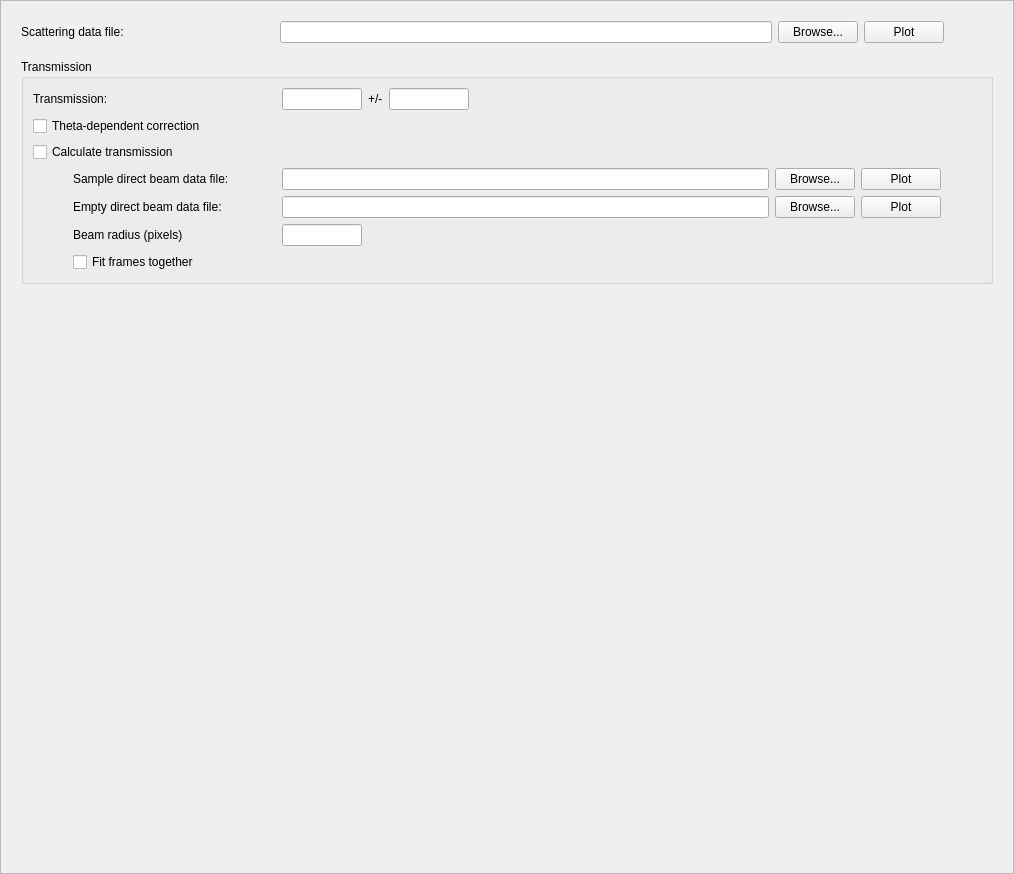
Qt form Code/Mantid/scripts/Interface/ui/sans/eqsans_sample_data.ui (mantidproject/mantid) before a commit.
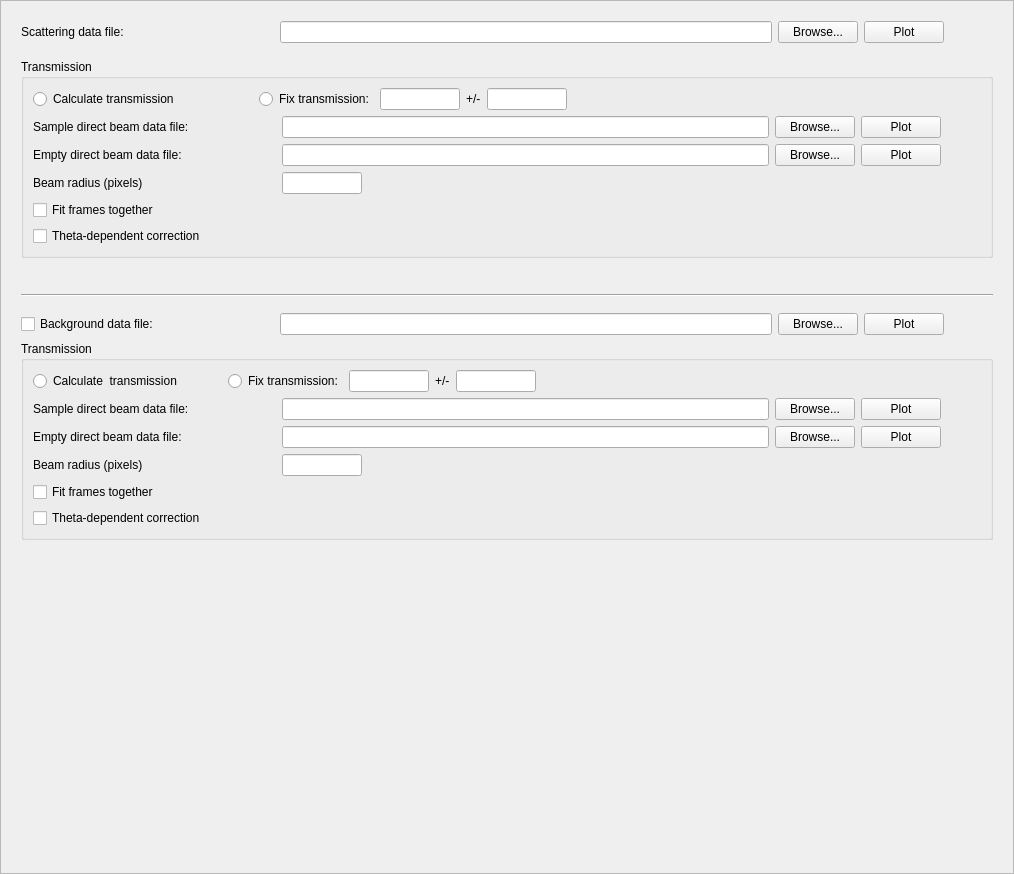
The same form after that commit.

The edit to the form file:
```diff
--- a/Code/Mantid/scripts/Interface/ui/sans/eqsans_sample_data.ui
+++ b/Code/Mantid/scripts/Interface/ui/sans/eqsans_sample_data.ui
@@ -201,174 +201,13 @@
          <layout class="QVBoxLayout" name="verticalLayout_3">
           <item>
            <layout class="QGridLayout" name="gridLayout">
-            <item row="3" column="0">
-             <widget class="QCheckBox" name="theta_dep_chk">
-              <property name="toolTip">
-               <string>Select to apply a theta-dependent transmission correction.</string>
-              </property>
-              <property name="text">
-               <string>Theta-dependent correction</string>
-              </property>
-             </widget>
-            </item>
-            <item row="4" column="0">
-             <widget class="QCheckBox" name="calculate_chk">
-              <property name="toolTip">
-               <string>Select to let the reduction software calculate the transmission.</string>
-              </property>
-              <property name="text">
-               <string>Calculate transmission</string>
-              </property>
-             </widget>
-            </item>
-            <item row="2" column="0">
-             <layout class="QHBoxLayout" name="horizontalLayout_3">
-              <item>
-               <layout class="QHBoxLayout" name="horizontalLayout">
-                <item>
-                 <widget class="QLabel" name="label">
-                  <property name="sizePolicy">
-                   <sizepolicy hsizetype="Fixed" vsizetype="Preferred">
-                    <horstretch>0</horstretch>
-                    <verstretch>0</verstretch>
-                   </sizepolicy>
-                  </property>
-                  <property name="minimumSize">
-                   <size>
-                    <width>180</width>
-                    <height>0</height>
-                   </size>
-                  </property>
-                  <property name="maximumSize">
-                   <size>
-                    <width>180</width>
-                    <height>16777215</height>
-                   </size>
-                  </property>
-                  <property name="text">
-                   <string>Transmission:</string>
-                  </property>
-                 </widget>
-                </item>
-                <item>
-                 <spacer name="horizontalSpacer_3">
-                  <property name="orientation">
-                   <enum>Qt::Horizontal</enum>
-                  </property>
-                  <property name="sizeType">
-                   <enum>QSizePolicy::Fixed</enum>
-                  </property>
-                  <property name="sizeHint" stdset="0">
-                   <size>
-                    <width>63</width>
-                    <height>20</height>
-                   </size>
-                  </property>
-                 </spacer>
-                </item>
-                <item>
-                 <widget class="QLineEdit" name="transmission_edit">
-                  <property name="sizePolicy">
-                   <sizepolicy hsizetype="Fixed" vsizetype="Fixed">
-                    <horstretch>0</horstretch>
-                    <verstretch>0</verstretch>
-                   </sizepolicy>
-                  </property>
-                  <property name="minimumSize">
-                   <size>
-                    <width>80</width>
-                    <height>0</height>
-                   </size>
-                  </property>
-                  <property name="maximumSize">
-                   <size>
-                    <width>80</width>
-                    <height>16777215</height>
-                   </size>
-                  </property>
-                  <property name="toolTip">
-                   <string>Sample transmission in %.</string>
-                  </property>
-                 </widget>
-                </item>
-                <item>
-                 <widget class="QLabel" name="label_2">
-                  <property name="sizePolicy">
-                   <sizepolicy hsizetype="Fixed" vsizetype="Fixed">
-                    <horstretch>0</horstretch>
-                    <verstretch>0</verstretch>
-                   </sizepolicy>
-                  </property>
-                  <property name="text">
-                   <string>+/-</string>
-                  </property>
-                 </widget>
-                </item>
-                <item>
-                 <widget class="QLineEdit" name="dtransmission_edit">
-                  <property name="sizePolicy">
-                   <sizepolicy hsizetype="Fixed" vsizetype="Fixed">
-                    <horstretch>0</horstretch>
-                    <verstretch>0</verstretch>
-                   </sizepolicy>
-                  </property>
-                  <property name="minimumSize">
-                   <size>
-                    <width>80</width>
-                    <height>0</height>
-                   </size>
-                  </property>
-                  <property name="maximumSize">
-                   <size>
-                    <width>80</width>
-                    <height>16777215</height>
-                   </size>
-                  </property>
-                  <property name="toolTip">
-                   <string>Uncertainty on the sample transmission.</string>
-                  </property>
-                 </widget>
-                </item>
-                <item>
-                 <spacer name="horizontalSpacer_2">
-                  <property name="orientation">
-                   <enum>Qt::Horizontal</enum>
-                  </property>
-                  <property name="sizeHint" stdset="0">
-                   <size>
-                    <width>40</width>
-                    <height>20</height>
-                   </size>
-                  </property>
-                 </spacer>
-                </item>
-               </layout>
-              </item>
-             </layout>
-            </item>
             <item row="5" column="0">
              <layout class="QHBoxLayout" name="horizontalLayout_2">
-              <item>
-               <spacer name="horizontalSpacer">
-                <property name="orientation">
-                 <enum>Qt::Horizontal</enum>
-                </property>
-                <property name="sizeType">
-                 <enum>QSizePolicy::Fixed</enum>
-                </property>
-                <property name="sizeHint" stdset="0">
-                 <size>
-                  <width>40</width>
-                  <height>20</height>
-                 </size>
-                </property>
-               </spacer>
-              </item>
               <item>
                <widget class="QLabel" name="sample_label">
                 <property name="minimumSize">
                  <size>
-                  <width>203</width>
+                  <width>243</width>
                   <height>0</height>
                  </size>
                 </property>
@@ -439,27 +278,11 @@
             </item>
             <item row="6" column="0">
              <layout class="QHBoxLayout" name="horizontalLayout_5">
-              <item>
-               <spacer name="horizontalSpacer_10">
-                <property name="orientation">
-                 <enum>Qt::Horizontal</enum>
-                </property>
-                <property name="sizeType">
-                 <enum>QSizePolicy::Fixed</enum>
-                </property>
-                <property name="sizeHint" stdset="0">
-                 <size>
-                  <width>40</width>
-                  <height>20</height>
-                 </size>
-                </property>
-               </spacer>
-              </item>
               <item>
                <widget class="QLabel" name="empty_label">
                 <property name="minimumSize">
                  <size>
-                  <width>203</width>
+                  <width>243</width>
                   <height>0</height>
                  </size>
                 </property>
@@ -530,27 +353,11 @@
             </item>
             <item row="8" column="0">
              <layout class="QHBoxLayout" name="horizontalLayout_6">
-              <item>
-               <spacer name="horizontalSpacer_11">
-                <property name="orientation">
-                 <enum>Qt::Horizontal</enum>
-                </property>
-                <property name="sizeType">
-                 <enum>QSizePolicy::Fixed</enum>
-                </property>
-                <property name="sizeHint" stdset="0">
-                 <size>
-                  <width>40</width>
-                  <height>20</height>
-                 </size>
-                </property>
-               </spacer>
-              </item>
               <item>
                <widget class="QLabel" name="beam_radius_label">
                 <property name="minimumSize">
                  <size>
-                  <width>203</width>
+                  <width>243</width>
                   <height>0</height>
                  </size>
                 </property>
@@ -596,24 +403,8 @@
               </item>
              </layout>
             </item>
-            <item row="9" column="0">
+            <item row="10" column="0">
              <layout class="QHBoxLayout" name="horizontalLayout_8">
-              <item>
-               <spacer name="horizontalSpacer_13">
-                <property name="orientation">
-                 <enum>Qt::Horizontal</enum>
-                </property>
-                <property name="sizeType">
-                 <enum>QSizePolicy::Fixed</enum>
-                </property>
-                <property name="sizeHint" stdset="0">
-                 <size>
-                  <width>40</width>
-                  <height>20</height>
-                 </size>
-                </property>
-               </spacer>
-              </item>
               <item>
                <widget class="QCheckBox" name="fit_together_check">
                 <property name="toolTip">
@@ -626,11 +417,676 @@
               </item>
              </layout>
             </item>
+            <item row="2" column="0">
+             <layout class="QHBoxLayout" name="horizontalLayout_3">
+              <item>
+               <layout class="QHBoxLayout" name="fix_transmission_layout">
+                <item>
+                 <widget class="QRadioButton" name="calculate_radio">
+                  <property name="minimumSize">
+                   <size>
+                    <width>180</width>
+                    <height>0</height>
+                   </size>
+                  </property>
+                  <property name="toolTip">
+                   <string>Select to let the reduction software calculate the transmission.</string>
+                  </property>
+                  <property name="text">
+                   <string>Calculate transmission</string>
+                  </property>
+                 </widget>
+                </item>
+                <item>
+                 <spacer name="horizontalSpacer_3">
+                  <property name="orientation">
+                   <enum>Qt::Horizontal</enum>
+                  </property>
+                  <property name="sizeType">
+                   <enum>QSizePolicy::Fixed</enum>
+                  </property>
+                  <property name="sizeHint" stdset="0">
+                   <size>
+                    <width>40</width>
+                    <height>20</height>
+                   </size>
+                  </property>
+                 </spacer>
+                </item>
+                <item>
+                 <widget class="QRadioButton" name="fix_trans_radio">
+                  <property name="text">
+                   <string>Fix transmission:</string>
+                  </property>
+                 </widget>
+                </item>
+                <item>
+                 <widget class="QLineEdit" name="transmission_edit">
+                  <property name="sizePolicy">
+                   <sizepolicy hsizetype="Fixed" vsizetype="Fixed">
+                    <horstretch>0</horstretch>
+                    <verstretch>0</verstretch>
+                   </sizepolicy>
+                  </property>
+                  <property name="minimumSize">
+                   <size>
+                    <width>80</width>
+                    <height>0</height>
+                   </size>
+                  </property>
+                  <property name="maximumSize">
+                   <size>
+                    <width>80</width>
+                    <height>16777215</height>
+                   </size>
+                  </property>
+                  <property name="toolTip">
+                   <string>Sample transmission in %.</string>
+                  </property>
+                 </widget>
+                </item>
+                <item>
+                 <widget class="QLabel" name="plus_minus_label">
+                  <property name="sizePolicy">
+                   <sizepolicy hsizetype="Fixed" vsizetype="Fixed">
+                    <horstretch>0</horstretch>
+                    <verstretch>0</verstretch>
+                   </sizepolicy>
+                  </property>
+                  <property name="text">
+                   <string>+/-</string>
+                  </property>
+                 </widget>
+                </item>
+                <item>
+                 <widget class="QLineEdit" name="dtransmission_edit">
+                  <property name="sizePolicy">
+                   <sizepolicy hsizetype="Fixed" vsizetype="Fixed">
+                    <horstretch>0</horstretch>
+                    <verstretch>0</verstretch>
+                   </sizepolicy>
+                  </property>
+                  <property name="minimumSize">
+                   <size>
+                    <width>80</width>
+                    <height>0</height>
+                   </size>
+                  </property>
+                  <property name="maximumSize">
+                   <size>
+                    <width>80</width>
+                    <height>16777215</height>
+                   </size>
+                  </property>
+                  <property name="toolTip">
+                   <string>Uncertainty on the sample transmission.</string>
+                  </property>
+                 </widget>
+                </item>
+                <item>
+                 <spacer name="horizontalSpacer_2">
+                  <property name="orientation">
+                   <enum>Qt::Horizontal</enum>
+                  </property>
+                  <property name="sizeHint" stdset="0">
+                   <size>
+                    <width>40</width>
+                    <height>20</height>
+                   </size>
+                  </property>
+                 </spacer>
+                </item>
+               </layout>
+              </item>
+             </layout>
+            </item>
+            <item row="11" column="0">
+             <widget class="QCheckBox" name="theta_dep_chk">
+              <property name="toolTip">
+               <string>Select to apply a theta-dependent transmission correction.</string>
+              </property>
+              <property name="text">
+               <string>Theta-dependent correction</string>
+              </property>
+             </widget>
+            </item>
            </layout>
           </item>
          </layout>
         </widget>
        </item>
+       <item>
+        <spacer name="verticalSpacer_5">
+         <property name="orientation">
+          <enum>Qt::Vertical</enum>
+         </property>
+         <property name="sizeType">
+          <enum>QSizePolicy::Fixed</enum>
+         </property>
+         <property name="sizeHint" stdset="0">
+          <size>
+           <width>20</width>
+           <height>30</height>
+          </size>
+         </property>
+        </spacer>
+       </item>
+       <item>
+        <widget class="Line" name="line">
+         <property name="orientation">
+          <enum>Qt::Horizontal</enum>
+         </property>
+        </widget>
+       </item>
+       <item>
+        <spacer name="verticalSpacer_3">
+         <property name="orientation">
+          <enum>Qt::Vertical</enum>
+         </property>
+         <property name="sizeType">
+          <enum>QSizePolicy::Fixed</enum>
+         </property>
+         <property name="sizeHint" stdset="0">
+          <size>
+           <width>20</width>
+           <height>10</height>
+          </size>
+         </property>
+        </spacer>
+       </item>
+       <item>
+        <layout class="QHBoxLayout" name="horizontalLayout_4">
+         <item>
+          <widget class="QCheckBox" name="background_chk">
+           <property name="sizePolicy">
+            <sizepolicy hsizetype="Fixed" vsizetype="Fixed">
+             <horstretch>0</horstretch>
+             <verstretch>0</verstretch>
+            </sizepolicy>
+           </property>
+           <property name="minimumSize">
+            <size>
+             <width>175</width>
+             <height>0</height>
+            </size>
+           </property>
+           <property name="maximumSize">
+            <size>
+             <width>175</width>
+             <height>16777215</height>
+            </size>
+           </property>
+           <property name="toolTip">
+            <string>Select to apply a background subtraction.</string>
+           </property>
+           <property name="text">
+            <string>Background data file:</string>
+           </property>
+          </widget>
+         </item>
+         <item>
+          <spacer name="horizontalSpacer_10">
+           <property name="orientation">
+            <enum>Qt::Horizontal</enum>
+           </property>
+           <property name="sizeType">
+            <enum>QSizePolicy::Fixed</enum>
+           </property>
+           <property name="sizeHint" stdset="0">
+            <size>
+             <width>78</width>
+             <height>20</height>
+            </size>
+           </property>
+          </spacer>
+         </item>
+         <item>
+          <widget class="QLineEdit" name="background_edit">
+           <property name="sizePolicy">
+            <sizepolicy hsizetype="Expanding" vsizetype="Fixed">
+             <horstretch>0</horstretch>
+             <verstretch>0</verstretch>
+            </sizepolicy>
+           </property>
+           <property name="minimumSize">
+            <size>
+             <width>300</width>
+             <height>0</height>
+            </size>
+           </property>
+           <property name="maximumSize">
+            <size>
+             <width>16777215</width>
+             <height>16777215</height>
+            </size>
+           </property>
+           <property name="toolTip">
+            <string>Enter a valid data file path.</string>
+           </property>
+          </widget>
+         </item>
+         <item>
+          <widget class="QPushButton" name="background_browse">
+           <property name="sizePolicy">
+            <sizepolicy hsizetype="Fixed" vsizetype="Fixed">
+             <horstretch>0</horstretch>
+             <verstretch>0</verstretch>
+            </sizepolicy>
+           </property>
+           <property name="minimumSize">
+            <size>
+             <width>0</width>
+             <height>0</height>
+            </size>
+           </property>
+           <property name="maximumSize">
+            <size>
+             <width>16777215</width>
+             <height>16777215</height>
+            </size>
+           </property>
+           <property name="toolTip">
+            <string>Click to browse.</string>
+           </property>
+           <property name="text">
+            <string>Browse...</string>
+           </property>
+          </widget>
+         </item>
+         <item>
+          <widget class="QPushButton" name="background_plot_button">
+           <property name="sizePolicy">
+            <sizepolicy hsizetype="Fixed" vsizetype="Fixed">
+             <horstretch>0</horstretch>
+             <verstretch>0</verstretch>
+            </sizepolicy>
+           </property>
+           <property name="minimumSize">
+            <size>
+             <width>0</width>
+             <height>0</height>
+            </size>
+           </property>
+           <property name="maximumSize">
+            <size>
+             <width>16777215</width>
+             <height>16777215</height>
+            </size>
+           </property>
+           <property name="toolTip">
+            <string>Click to plot data 2D data.</string>
+           </property>
+           <property name="text">
+            <string>Plot</string>
+           </property>
+          </widget>
+         </item>
+         <item>
+          <spacer name="horizontalSpacer_5">
+           <property name="orientation">
+            <enum>Qt::Horizontal</enum>
+           </property>
+           <property name="sizeType">
+            <enum>QSizePolicy::Fixed</enum>
+           </property>
+           <property name="sizeHint" stdset="0">
+            <size>
+             <width>49</width>
+             <height>20</height>
+            </size>
+           </property>
+          </spacer>
+         </item>
+        </layout>
+       </item>
+       <item>
+        <widget class="QGroupBox" name="transmission_grpbox">
+         <property name="title">
+          <string>Transmission</string>
+         </property>
+         <layout class="QVBoxLayout" name="verticalLayout_4">
+          <item>
+           <layout class="QHBoxLayout" name="bck_fix_transmission_layout">
+            <item>
+             <widget class="QRadioButton" name="bck_calculate_radio">
+              <property name="toolTip">
+               <string>Select to let the reduction software calculate the background transmission.</string>
+              </property>
+              <property name="text">
+               <string>Calculate  transmission</string>
+              </property>
+             </widget>
+            </item>
+            <item>
+             <spacer name="horizontalSpacer_19">
+              <property name="orientation">
+               <enum>Qt::Horizontal</enum>
+              </property>
+              <property name="sizeType">
+               <enum>QSizePolicy::Fixed</enum>
+              </property>
+              <property name="sizeHint" stdset="0">
+               <size>
+                <width>40</width>
+                <height>20</height>
+               </size>
+              </property>
+             </spacer>
+            </item>
+            <item>
+             <widget class="QRadioButton" name="bck_fix_trans_radio">
+              <property name="text">
+               <string>Fix transmission:</string>
+              </property>
+             </widget>
+            </item>
+            <item>
+             <widget class="QLineEdit" name="bck_transmission_edit">
+              <property name="enabled">
+               <bool>true</bool>
+              </property>
+              <property name="minimumSize">
+               <size>
+                <width>80</width>
+                <height>0</height>
+               </size>
+              </property>
+              <property name="maximumSize">
+               <size>
+                <width>80</width>
+                <height>30</height>
+               </size>
+              </property>
+              <property name="toolTip">
+               <string>Transmission value for the background in %.</string>
+              </property>
+             </widget>
+            </item>
+            <item>
+             <widget class="QLabel" name="bck_plus_minus_label">
+              <property name="maximumSize">
+               <size>
+                <width>16777215</width>
+                <height>30</height>
+               </size>
+              </property>
+              <property name="text">
+               <string>+/-</string>
+              </property>
+             </widget>
+            </item>
+            <item>
+             <widget class="QLineEdit" name="bck_dtransmission_edit">
+              <property name="enabled">
+               <bool>true</bool>
+              </property>
+              <property name="minimumSize">
+               <size>
+                <width>80</width>
+                <height>0</height>
+               </size>
+              </property>
+              <property name="maximumSize">
+               <size>
+                <width>80</width>
+                <height>30</height>
+               </size>
+              </property>
+              <property name="toolTip">
+               <string>Uncertainty on the background transmission.</string>
+              </property>
+             </widget>
+            </item>
+            <item>
+             <spacer name="horizontalSpacer">
+              <property name="orientation">
+               <enum>Qt::Horizontal</enum>
+              </property>
+              <property name="sizeHint" stdset="0">
+               <size>
+                <width>40</width>
+                <height>20</height>
+               </size>
+              </property>
+             </spacer>
+            </item>
+           </layout>
+          </item>
+          <item>
+           <layout class="QHBoxLayout" name="horizontalLayout_9">
+            <item>
+             <widget class="QLabel" name="bck_sample_label">
+              <property name="minimumSize">
+               <size>
+                <width>243</width>
+                <height>0</height>
+               </size>
+              </property>
+              <property name="maximumSize">
+               <size>
+                <width>203</width>
+                <height>16777215</height>
+               </size>
+              </property>
+              <property name="text">
+               <string>Sample direct beam data file:</string>
+              </property>
+             </widget>
+            </item>
+            <item>
+             <widget class="QLineEdit" name="bck_sample_edit">
+              <property name="minimumSize">
+               <size>
+                <width>300</width>
+                <height>0</height>
+               </size>
+              </property>
+             </widget>
+            </item>
+            <item>
+             <widget class="QPushButton" name="bck_sample_button">
+              <property name="sizePolicy">
+               <sizepolicy hsizetype="Fixed" vsizetype="Fixed">
+                <horstretch>0</horstretch>
+                <verstretch>0</verstretch>
+               </sizepolicy>
+              </property>
+              <property name="text">
+               <string>Browse...</string>
+              </property>
+             </widget>
+            </item>
+            <item>
+             <widget class="QPushButton" name="bck_sample_plot_button">
+              <property name="sizePolicy">
+               <sizepolicy hsizetype="Fixed" vsizetype="Fixed">
+                <horstretch>0</horstretch>
+                <verstretch>0</verstretch>
+               </sizepolicy>
+              </property>
+              <property name="text">
+               <string>Plot</string>
+              </property>
+             </widget>
+            </item>
+            <item>
+             <spacer name="horizontalSpacer_13">
+              <property name="orientation">
+               <enum>Qt::Horizontal</enum>
+              </property>
+              <property name="sizeType">
+               <enum>QSizePolicy::Fixed</enum>
+              </property>
+              <property name="sizeHint" stdset="0">
+               <size>
+                <width>40</width>
+                <height>20</height>
+               </size>
+              </property>
+             </spacer>
+            </item>
+           </layout>
+          </item>
+          <item>
+           <layout class="QHBoxLayout" name="horizontalLayout_10">
+            <item>
+             <widget class="QLabel" name="bck_empty_label">
+              <property name="minimumSize">
+               <size>
+                <width>243</width>
+                <height>0</height>
+               </size>
+              </property>
+              <property name="maximumSize">
+               <size>
+                <width>203</width>
+                <height>16777215</height>
+               </size>
+              </property>
+              <property name="text">
+               <string>Empty direct beam data file:</string>
+              </property>
+             </widget>
+            </item>
+            <item>
+             <widget class="QLineEdit" name="bck_empty_edit">
+              <property name="minimumSize">
+               <size>
+                <width>300</width>
+                <height>0</height>
+               </size>
+              </property>
+             </widget>
+            </item>
+            <item>
+             <widget class="QPushButton" name="bck_empty_button">
+              <property name="sizePolicy">
+               <sizepolicy hsizetype="Fixed" vsizetype="Fixed">
+                <horstretch>0</horstretch>
+                <verstretch>0</verstretch>
+               </sizepolicy>
+              </property>
+              <property name="text">
+               <string>Browse...</string>
+              </property>
+             </widget>
+            </item>
+            <item>
+             <widget class="QPushButton" name="bck_empty_plot_button">
+              <property name="sizePolicy">
+               <sizepolicy hsizetype="Fixed" vsizetype="Fixed">
+                <horstretch>0</horstretch>
+                <verstretch>0</verstretch>
+               </sizepolicy>
+              </property>
+              <property name="text">
+               <string>Plot</string>
+              </property>
+             </widget>
+            </item>
+            <item>
+             <spacer name="horizontalSpacer_15">
+              <property name="orientation">
+               <enum>Qt::Horizontal</enum>
+              </property>
+              <property name="sizeType">
+               <enum>QSizePolicy::Fixed</enum>
+              </property>
+              <property name="sizeHint" stdset="0">
+               <size>
+                <width>40</width>
+                <height>20</height>
+               </size>
+              </property>
+             </spacer>
+            </item>
+           </layout>
+          </item>
+          <item>
+           <layout class="QHBoxLayout" name="horizontalLayout_11">
+            <item>
+             <widget class="QLabel" name="bck_beam_radius_label">
+              <property name="minimumSize">
+               <size>
+                <width>243</width>
+                <height>0</height>
+               </size>
+              </property>
+              <property name="maximumSize">
+               <size>
+                <width>203</width>
+                <height>16777215</height>
+               </size>
+              </property>
+              <property name="text">
+               <string>Beam radius (pixels)</string>
+              </property>
+             </widget>
+            </item>
+            <item>
+             <widget class="QLineEdit" name="bck_beam_radius_edit">
+              <property name="sizePolicy">
+               <sizepolicy hsizetype="Fixed" vsizetype="Fixed">
+                <horstretch>0</horstretch>
+                <verstretch>0</verstretch>
+               </sizepolicy>
+              </property>
+              <property name="minimumSize">
+               <size>
+                <width>80</width>
+                <height>0</height>
+               </size>
+              </property>
+              <property name="maximumSize">
+               <size>
+                <width>80</width>
+                <height>16777215</height>
+               </size>
+              </property>
+             </widget>
+            </item>
+            <item>
+             <spacer name="horizontalSpacer_17">
+              <property name="orientation">
+               <enum>Qt::Horizontal</enum>
+              </property>
+              <property name="sizeHint" stdset="0">
+               <size>
+                <width>40</width>
+                <height>20</height>
+               </size>
+              </property>
+             </spacer>
+            </item>
+           </layout>
+          </item>
+          <item>
+           <layout class="QHBoxLayout" name="horizontalLayout_12">
+            <item>
+             <widget class="QCheckBox" name="bck_fit_together_check">
+              <property name="toolTip">
+               <string>Select to fit the two frames together when in frame-skipping mode.</string>
+              </property>
+              <property name="text">
+               <string>Fit frames together</string>
+              </property>
+             </widget>
+            </item>
+           </layout>
+          </item>
+          <item>
+           <widget class="QCheckBox" name="bck_theta_dep_chk">
+            <property name="toolTip">
+             <string>Select to apply a theta-dependent transmission correction.</string>
+            </property>
+            <property name="text">
+             <string>Theta-dependent correction</string>
+            </property>
+           </widget>
+          </item>
+         </layout>
+        </widget>
+       </item>
        <item>
         <spacer name="verticalSpacer_2">
          <property name="orientation">
```
